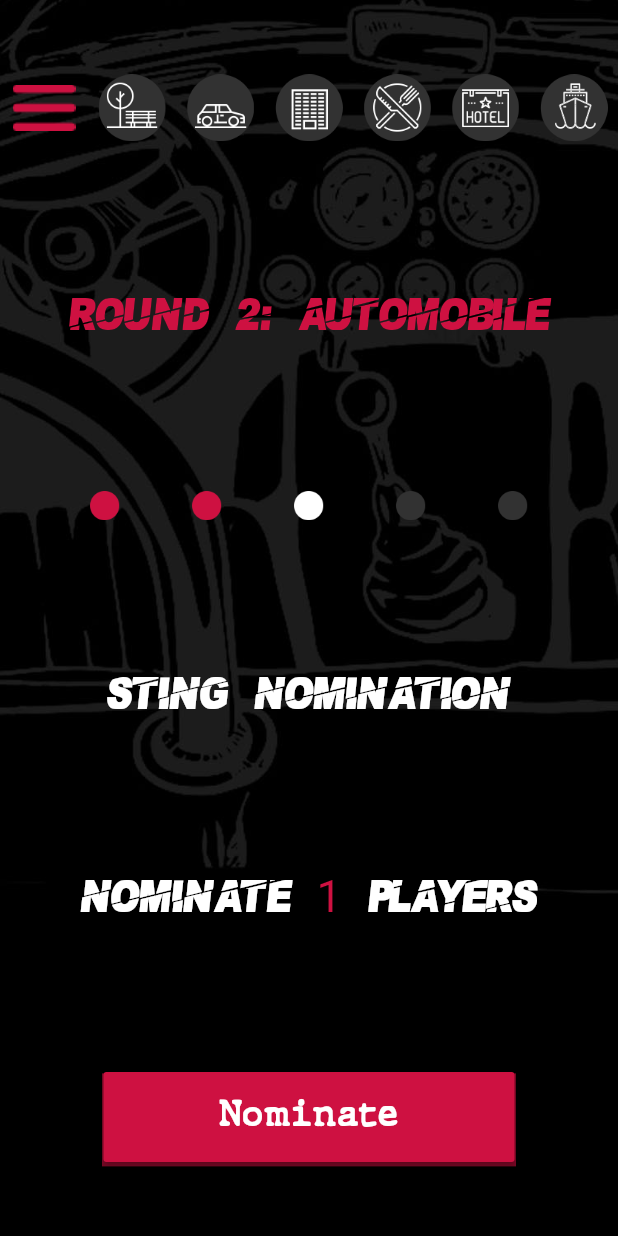
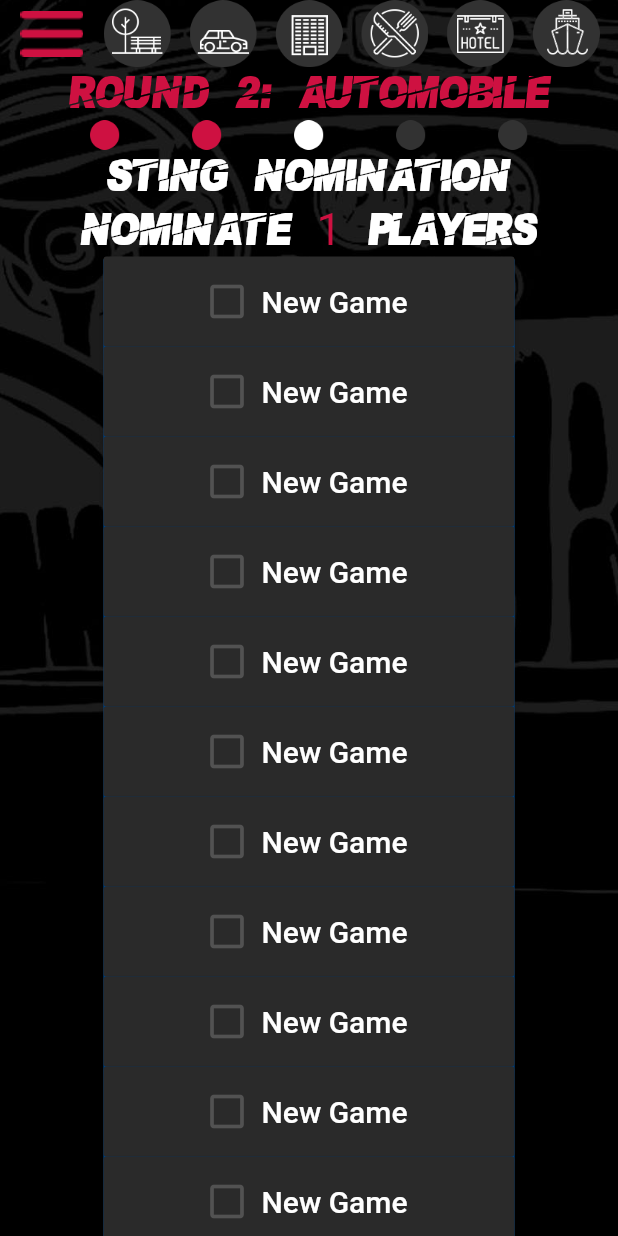
Before and after one commit to YuriiVasylyshyn/test_linkup, a Flutter app: the StingNomination screen opened directly, on a phone screen of 412 x 824 dp. Run offline on Flutter 3.47's test engine with Material 2 defaults, Android fonts, the phone set to English and light mode, and no system bars.

Commit message:
12.01.20

```diff
--- a/lib/StingNomination.dart
+++ b/lib/StingNomination.dart
@@ -2,6 +2,7 @@ import 'package:flutter/material.dart';
 import 'dart:math';
 
 import 'package:test_linkup/VoteScreen.dart';
+import 'package:test_linkup/button.dart';
 
 class StingNomination extends StatefulWidget {
   @override
@@ -10,23 +11,28 @@ class StingNomination extends StatefulWidget {
 
 class _StingNominationState extends State<StingNomination> {
   int randomnum;
+  bool vote = false;
+
   Random rand = Random();
 
-  int RandNum(n) {
+  int randNum(n) {
     return randomnum = rand.nextInt(n) + 1;
   }
 
   _StingNominationState() {
-    this.randomnum = RandNum(5);
+    this.randomnum = randNum(5);
   }
 
-  List players = [];
+  void votefunc() {
+    setState(() {
+      this.vote = !this.vote;
+    });
+  }
 
   @override
   Widget build(BuildContext context) {
     return Scaffold(
-      body: Stack(
-        children: <Widget>[
+      body: Stack(children: <Widget>[
         Container(
           decoration: BoxDecoration(
             image: DecorationImage(
@@ -35,11 +41,13 @@ class _StingNominationState extends State<StingNomination> {
             ),
           ),
         ),
+      ListView(
+        children: <Widget>[
           Column(
-            mainAxisAlignment: MainAxisAlignment.spaceAround,
+            mainAxisAlignment: MainAxisAlignment.spaceEvenly,
             children: <Widget>[
               Row(
-                mainAxisAlignment: MainAxisAlignment.spaceAround,
+                mainAxisAlignment: MainAxisAlignment.spaceEvenly,
                 children: <Widget>[
                   Image(
                     image: AssetImage('icons/menu.png'),
@@ -146,6 +154,54 @@ class _StingNominationState extends State<StingNomination> {
                   ],
                 ),
               ),
+              VoteButton(
+                vote: vote,
+                onPressed: votefunc,
+              ),
+              VoteButton(
+                vote: vote,
+                onPressed: votefunc,
+              ),
+              VoteButton(
+                vote: vote,
+                onPressed: votefunc,
+              ),
+              VoteButton(
+                vote: vote,
+                onPressed: votefunc,
+              ),
+              VoteButton(
+                vote: vote,
+                onPressed: votefunc,
+              ),
+              VoteButton(
+                vote: vote,
+                onPressed: votefunc,
+              ),
+              VoteButton(
+                vote: vote,
+                onPressed: votefunc,
+              ),
+              VoteButton(
+                vote: vote,
+                onPressed: votefunc,
+              ),
+              VoteButton(
+                vote: vote,
+                onPressed: votefunc,
+              ),
+              VoteButton(
+                vote: vote,
+                onPressed: votefunc,
+              ),
+              VoteButton(
+                vote: vote,
+                onPressed: votefunc,
+              ),
+              VoteButton(
+                vote: vote,
+                onPressed: votefunc,
+              ),
               Container(
                 height: 60.0,
                 width: 274.0,
@@ -179,7 +235,7 @@ class _StingNominationState extends State<StingNomination> {
             ],
           ),
         ],
-      ),
+      ),],),
     );
   }
 }
--- /dev/null
+++ b/lib/button.dart
@@ -0,0 +1,39 @@
+import 'package:flutter/material.dart';
+
+class VoteButton extends StatelessWidget {
+  VoteButton({this.vote, @required this.onPressed});
+  final vote;
+  final Function onPressed;
+  @override
+  Widget build(BuildContext context) {
+    return Container(
+      width: 274,
+      height: 60,
+      decoration: BoxDecoration(
+        boxShadow: [
+          BoxShadow(
+            color: Color.fromRGBO(0, 73, 144, 1),
+            spreadRadius: 0.1,
+            offset: Offset(0, 2),
+          ),
+        ],
+      ),
+      child: RaisedButton.icon(
+        onPressed: onPressed,
+        icon: Icon(
+          vote ? Icons.check_box : Icons.check_box_outline_blank,
+          color: vote ? Colors.white : Color.fromRGBO(82, 82, 82, 1),
+          size: 30,
+        ),
+        label: Text(
+          'New Game',
+          style: TextStyle(
+            fontSize: 20,
+            color: Colors.white,
+          ),
+        ),
+        color: vote ? Color.fromRGBO(0, 73, 144, 1) : Color.fromRGBO(42, 42, 42, 1),
+      ),
+    );
+  }
+}
```
Lines whose indentation alone changed are shown as unchanged.
